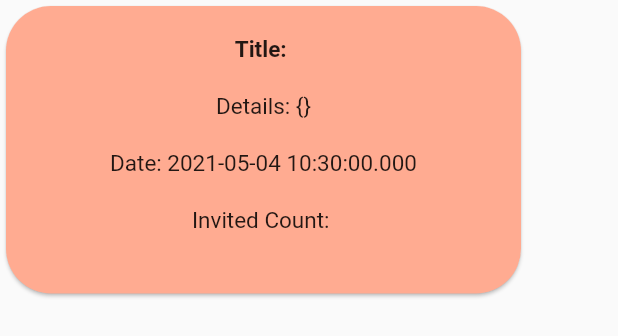
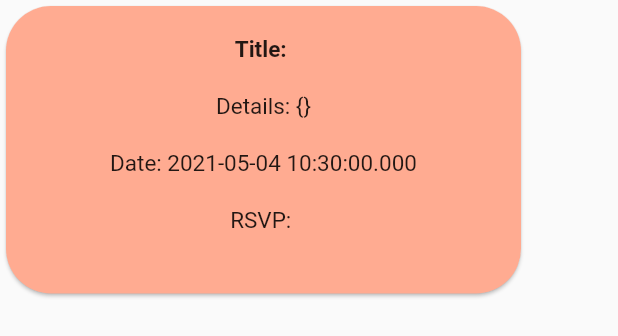
Before and after one commit to shah444/managr, a Flutter app: the RsvpCard widget shown alone on an empty page, opened directly with empty values, on a phone screen of 412 x 824 dp. Shown: the top 336 px of the screen. Run offline on Flutter 3.47's test engine with Material 2 defaults, Android fonts, the phone set to English and light mode, and no system bars; our stand-ins replace firebase_auth, firebase_core, firebase_storage, shared_preferences; accounts and stored records are empty; network calls fail.

Commit message:
rsvp name change

```diff
--- a/managr_frontend/lib/customWidgets/rsvpCard.dart
+++ b/managr_frontend/lib/customWidgets/rsvpCard.dart
@@ -53,7 +53,7 @@ class _RsvpCardState extends State<RsvpCard> {
                 Container(
                     margin: EdgeInsets.only(top: 20),
                     child: Text(
-                      "Invited Count: " + widget.rsvp.toString(),
+                      "RSVP: " + widget.rsvp.toString(),
                       style: TextStyle(
                           fontSize: 15, fontWeight: FontWeight.normal),
                     )),
```
